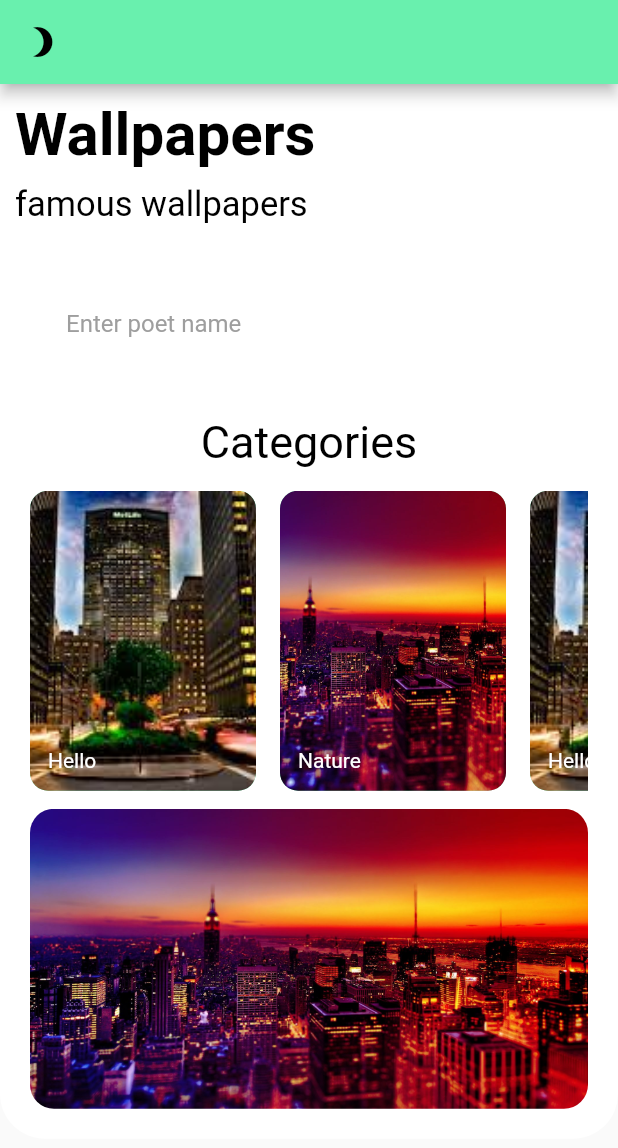
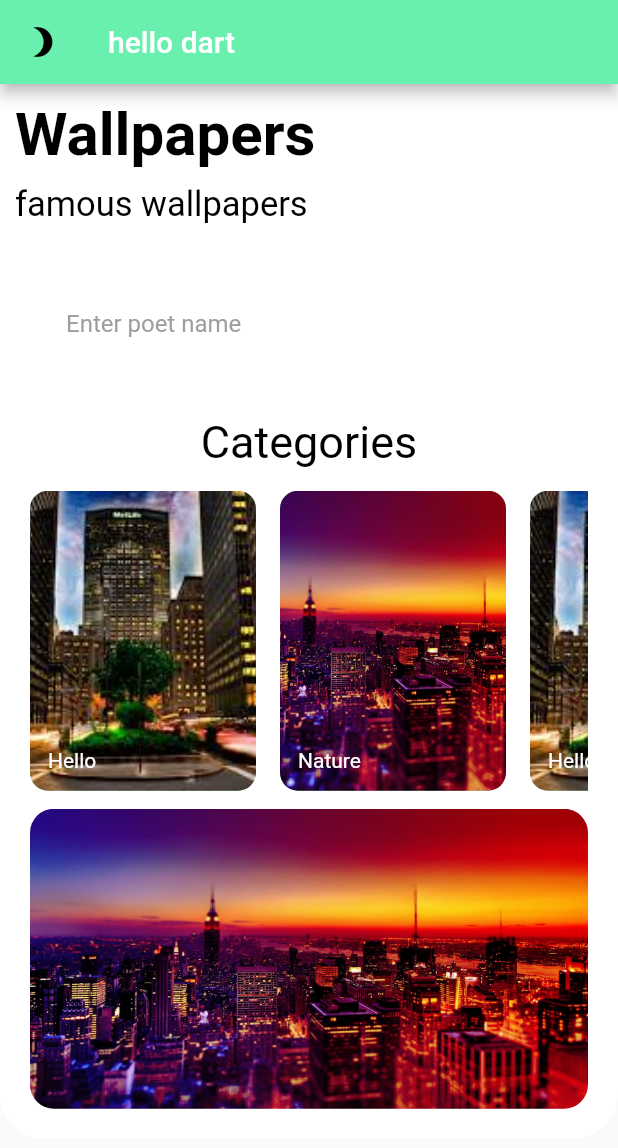
Before and after one commit to ahmerrkhan/wallpapers, a Flutter app: the screen it shows after launch, on a phone screen of 412 x 824 dp. Shown: the top 1148 px of the screen. Run offline on Flutter 3.47's test engine with Material 2 defaults, Android fonts, the phone set to English and light mode, and no system bars.

Commit message:
Update mainScreen.dart

```diff
--- a/lightdarkthemeapp/lib/mainScreen.dart
+++ b/lightdarkthemeapp/lib/mainScreen.dart
@@ -15,7 +15,7 @@ class _mainScreenState extends State<mainScreen> {
     return Scaffold(
       appBar: AppBar(
         backgroundColor: Colors.greenAccent,
-        title: Text(""),
+        title: Text("hello dart"),
         leading: IconButton(
           onPressed: () {},
           color: Colors.black,
```
